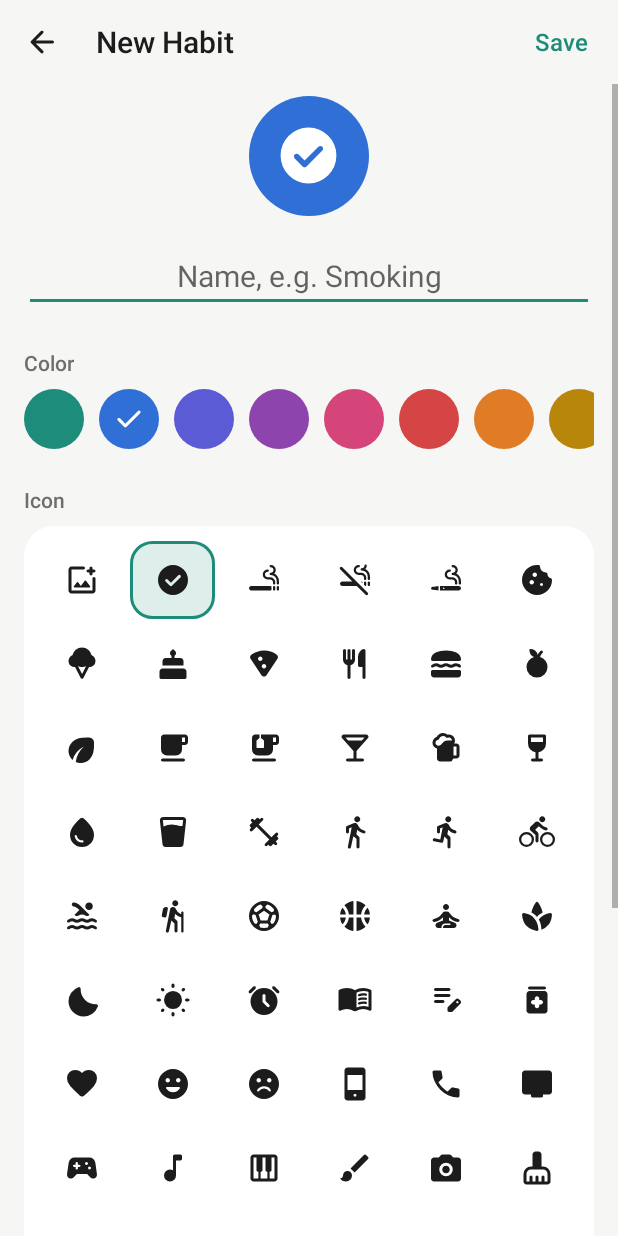
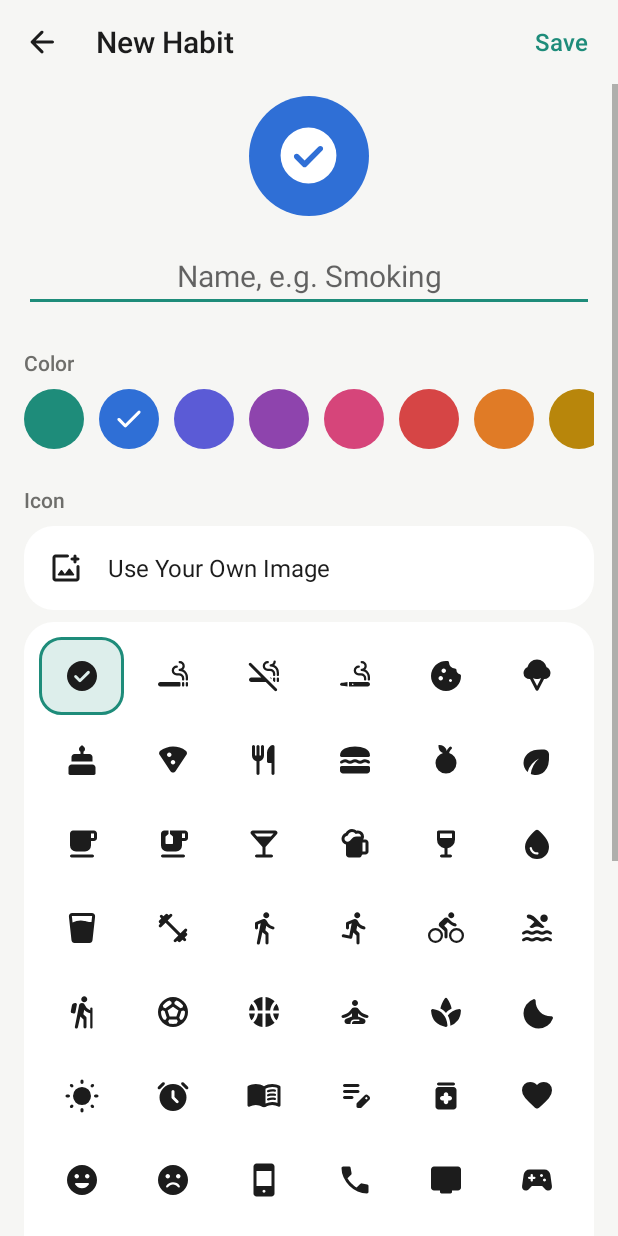
Before and after one commit to MendyAr/habit-tracker, an Android app: the HabitEditActivity screen opened directly, with no data from a screen before it, on a phone screen of 412 x 824 dp. Run offline under Robolectric (Android 15) with nearby library versions, the phone set to English and light mode, and no system bars.

Commit message:
Editor: make "Use Your Own Image" a labelled option above the icons (#14)
The upload was an unlabelled first cell of the icon grid and looked like a
built-in icon. It is now its own row with text; once an image is chosen the
row shows it with Change Image and Remove.

Co-Authored-By: Claude Opus 5.5 <noreply@anthropic.com>
Claude-Session: https://claude.ai/code/session_014cPfrNDTwEfsqCLK8PY36x

```diff
--- a/app/src/main/java/io/github/mendyar/habittracker/habits/HabitEditActivity.kt
+++ b/app/src/main/java/io/github/mendyar/habittracker/habits/HabitEditActivity.kt
@@ -67,7 +67,8 @@ class HabitEditActivity : Activity() {
     private lateinit var iconGrid: LinearLayout
     private lateinit var mainIconSwitch: Switch
     private val iconCells = mutableMapOf<String, View>()
-    private lateinit var uploadCell: ImageView
+    private lateinit var ownImage: TextView
+    private lateinit var ownImageRemove: TextView
 
     override fun onCreate(savedInstanceState: Bundle?) {
         super.onCreate(savedInstanceState)
@@ -81,6 +82,14 @@ class HabitEditActivity : Activity() {
         colorRow = findViewById(R.id.edit_colors)
         iconGrid = findViewById(R.id.edit_icons)
         mainIconSwitch = findViewById(R.id.edit_main_icon)
+        ownImage = findViewById(R.id.edit_own_image)
+        ownImageRemove = findViewById(R.id.edit_own_image_remove)
+        ownImage.setOnClickListener { pickImage() }
+        ownImageRemove.contentDescription = getString(R.string.remove_image_description)
+        ownImageRemove.setOnClickListener {
+            dropCustomIcon()
+            refresh()
+        }
 
         findViewById<View>(R.id.back_button).setOnClickListener { discardAndFinish() }
         findViewById<View>(R.id.save_button).setOnClickListener { save { finishSaved(it) } }
@@ -201,12 +210,6 @@ class HabitEditActivity : Activity() {
         val columns = (widthDp / 60).coerceIn(5, 10)
         val cells = mutableListOf<View>()
 
-        uploadCell = iconCell().apply {
-            setImageResource(R.drawable.ic_ui_add_photo_alternate)
-            contentDescription = getString(R.string.upload_icon)
-            setOnClickListener { pickImage() }
-        }
-        cells += uploadCell
         for (icon in HabitIcons.ALL) {
             cells += iconCell().apply {
                 setImageDrawable(getDrawable(icon.drawable)?.mutate()?.apply { setTint(colorOf(R.color.text_primary)) })
@@ -249,14 +252,17 @@ class HabitEditActivity : Activity() {
             )
         }
         iconCells.forEach { (key, cell) -> cell.isSelected = customIcon == null && key == iconKey }
-        uploadCell.isSelected = customIcon != null
-        if (customIcon != null) {
-            uploadCell.setPadding(dp(6), dp(6), dp(6), dp(6))
-            uploadCell.setImageDrawable(IconFactory.drawable(this, iconKey, customIcon, color))
+        // With an image chosen, the row shows it and offers to change or remove it.
+        val custom = customIcon != null
+        val start = if (custom) {
+            IconFactory.drawable(this, iconKey, customIcon, color)
         } else {
-            uploadCell.setPadding(dp(12), dp(12), dp(12), dp(12))
-            uploadCell.setImageResource(R.drawable.ic_ui_add_photo_alternate)
+            getDrawable(R.drawable.ic_ui_add_photo_alternate)
         }
+        start?.setBounds(0, 0, dp(24), dp(24))
+        ownImage.setCompoundDrawablesRelative(start, null, null, null)
+        ownImage.setText(if (custom) R.string.change_image else R.string.upload_icon)
+        ownImageRemove.visible = custom
     }
 
     private fun pickImage() {
--- a/app/src/main/res/layout/activity_habit_edit.xml
+++ b/app/src/main/res/layout/activity_habit_edit.xml
@@ -94,6 +94,37 @@
                 style="@style/SectionLabel"
                 android:text="@string/icon" />
 
+            <!-- Your own image: a labelled action of its own, so it isn't mistaken for a built-in icon. -->
+            <LinearLayout
+                android:layout_width="match_parent"
+                android:layout_height="wrap_content"
+                android:layout_marginBottom="8dp"
+                android:background="@drawable/bg_card"
+                android:gravity="center_vertical"
+                android:orientation="horizontal">
+
+                <TextView
+                    android:id="@+id/edit_own_image"
+                    style="@style/ActionRow"
+                    android:layout_width="0dp"
+                    android:layout_weight="1"
+                    android:drawableStart="@drawable/ic_ui_add_photo_alternate"
+                    android:text="@string/upload_icon" />
+
+                <TextView
+                    android:id="@+id/edit_own_image_remove"
+                    android:layout_width="wrap_content"
+                    android:layout_height="56dp"
+                    android:background="?android:attr/selectableItemBackground"
+                    android:gravity="center"
+                    android:paddingStart="16dp"
+                    android:paddingEnd="16dp"
+                    android:text="@string/remove_image"
+                    android:textColor="@color/brand"
+                    android:textSize="14sp"
+                    android:visibility="gone" />
+            </LinearLayout>
+
             <LinearLayout
                 android:id="@+id/edit_icons"
                 android:layout_width="match_parent"
--- a/app/src/main/res/values/strings.xml
+++ b/app/src/main/res/values/strings.xml
@@ -135,7 +135,10 @@
     <string name="color">Color</string>
     <string name="color_description">Color %1$d</string>
     <string name="icon">Icon</string>
-    <string name="upload_icon">Use your own image</string>
+    <string name="upload_icon">Use Your Own Image</string>
+    <string name="change_image">Change Image</string>
+    <string name="remove_image">Remove</string>
+    <string name="remove_image_description">Remove your image and use a built-in icon</string>
     <string name="image_failed">That image couldn\'t be used</string>
     <string name="home_screen">Home Screen</string>
     <string name="add_to_home">Add Icon to Home Screen</string>
```
Also changed, not shown: 3 other files.
